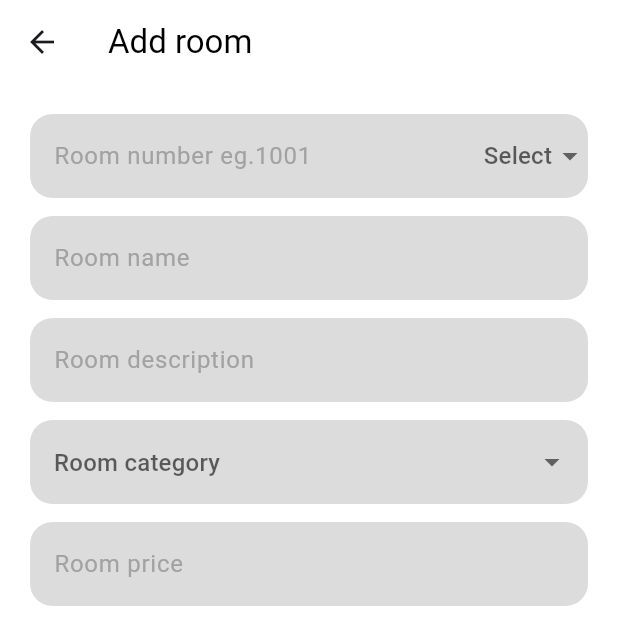
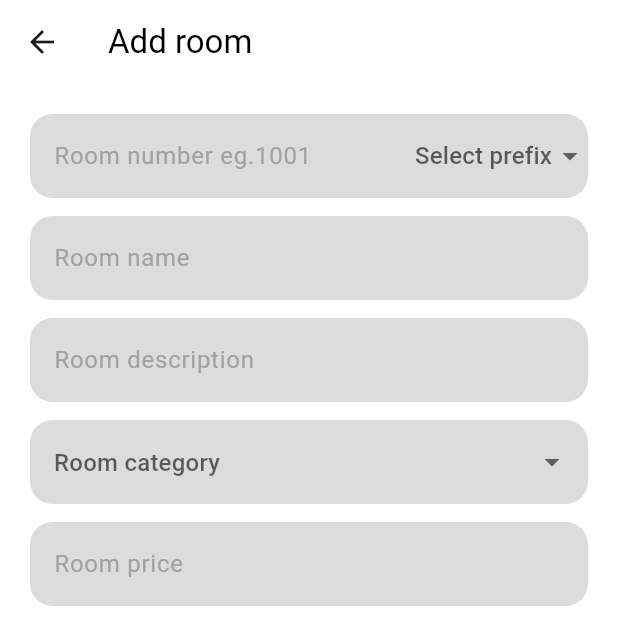
Before and after one commit to nnanjum1/HotelDine, a Flutter app: the AddRoom screen opened directly, on a phone screen of 412 x 824 dp, the top half of it. Run offline on Flutter 3.47's test engine with Material 3 defaults, Android fonts, the phone set to English and light mode, and no system bars; our stand-ins replace appwrite, firebase_auth, firebase_core, fluttertoast, image_picker, shared_preferences; accounts and stored records are empty.

Commit message:
fix rooms

```diff
--- a/lib/pages/AdminPage/addroom.dart
+++ b/lib/pages/AdminPage/addroom.dart
@@ -176,7 +176,7 @@ class _AddRoom extends State<AddRoom> {
                 suffixIcon: DropdownButtonHideUnderline(
                   child: DropdownButton<int>(
                     value: selectedValue,
-                    hint: Text("Select"),
+                    hint: Text("Select prefix"),
                     items: [10, 20, 30, 40, 50]
                         .map((int value) => DropdownMenuItem<int>(
                       value: value,
```
